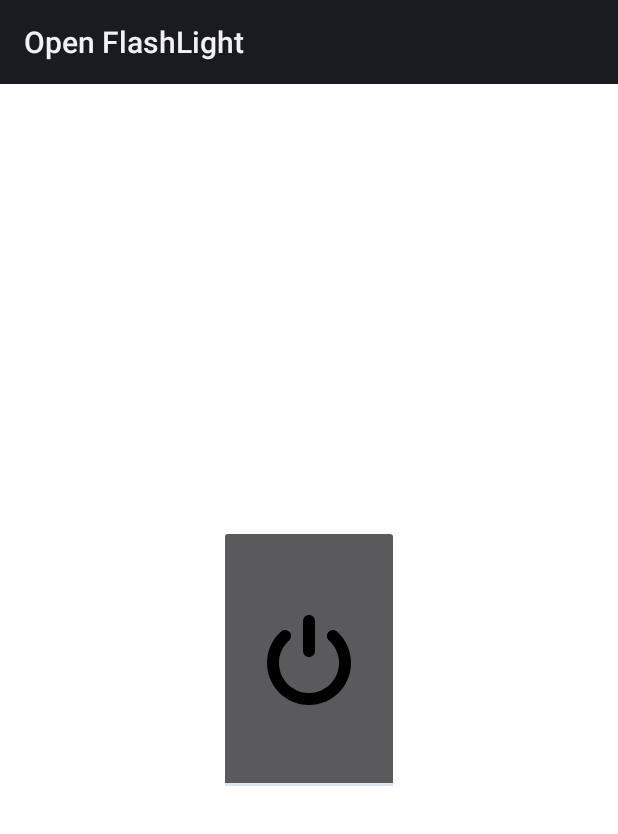
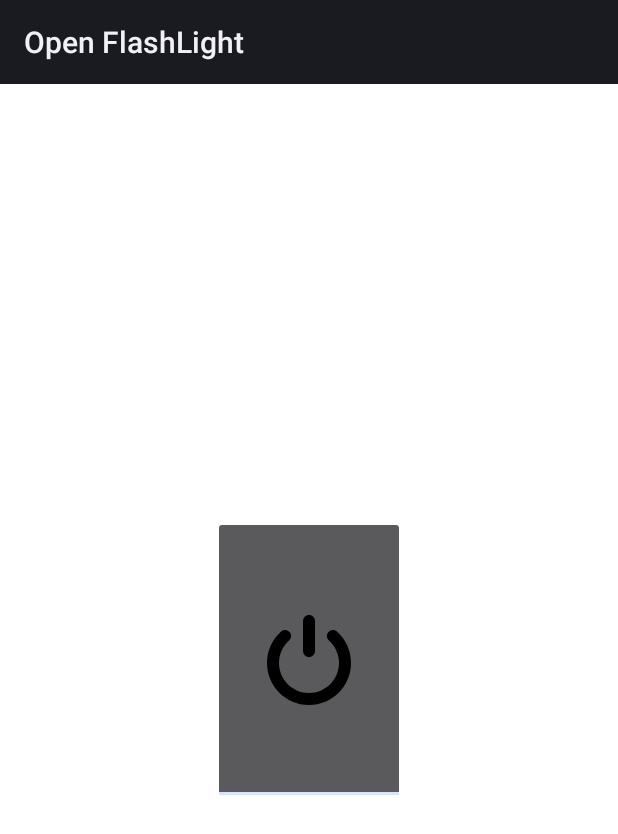
Before and after one commit to sanbeg/flashlight, an Android app: the screen it shows after launch (FlashLightActivity), after a tap on an icon or button, on a phone screen of 412 x 824 dp. Shown: the top 834 px of the screen. Run offline under Robolectric (Android 15) with nearby library versions, the phone set to English and light mode, and no system bars; 1 statement that could not run was skipped.

Commit message:
simplify layout

```diff
--- a/app/src/main/java/io/github/sanbeg/flashlight/FlashLightActivity.java
+++ b/app/src/main/java/io/github/sanbeg/flashlight/FlashLightActivity.java
@@ -14,7 +14,7 @@ import android.text.style.ImageSpan;
 import android.view.Menu;
 import android.view.MenuItem;
 import android.view.View;
-import android.widget.CompoundButton;
+import android.view.ViewParent;
 import android.widget.Toast;
 import android.widget.ToggleButton;
 
@@ -43,10 +43,16 @@ public class FlashLightActivity extends Activity {
     public void onCreate(Bundle savedInstanceState) {
         super.onCreate(savedInstanceState);
         setContentView(R.layout.main);
-        background = findViewById(R.id.backgroundLayout);
-        background.setOnLongClickListener(new LongClickListener());
-        dark = background.getBackground();
+
         theButton = (ToggleButton) findViewById(R.id.flashlightButton);
+
+        ViewParent vp = theButton.getParent();
+        if (vp instanceof View) {
+            background = (View) vp;
+            background.setOnLongClickListener(new LongClickListener());
+            dark = background.getBackground();
+        }
+
         sharedPreferences = PreferenceManager.getDefaultSharedPreferences(this);
 
         ImageSpan imageSpan = new ImageSpan(this, R.drawable.power_symbol);
@@ -81,13 +87,15 @@ public class FlashLightActivity extends Activity {
         if (theButton.isChecked()) {
             theButton.setEnabled(false);
             new FlashTask().execute();
-            if (sharedPreferences.getBoolean("white", true)) {
+            if (sharedPreferences.getBoolean("white", true) && background != null) {
                 background.setBackgroundColor(Color.WHITE);
             }
             theButton.setKeepScreenOn(true);
         } else {
             flash.off();
-            background.setBackgroundDrawable(dark);
+            if (background != null) {
+                background.setBackgroundDrawable(dark);
+            }
         }
     }
 
@@ -98,16 +106,18 @@ public class FlashLightActivity extends Activity {
     }
 
     public void onToggleClicked(View v) {
-        if (((CompoundButton) v).isChecked()) {
+        if (theButton.isChecked()) {
             new FlashTask().execute();
             v.setKeepScreenOn(true);
-            if (sharedPreferences.getBoolean("white", true)) {
+            if (sharedPreferences.getBoolean("white", true) && background != null) {
                 background.setBackgroundColor(Color.WHITE);
             }
         } else {
             flash.off();
             v.setKeepScreenOn(false);
-            background.setBackgroundDrawable(dark);
+            if (background != null) {
+                background.setBackgroundDrawable(dark);
+            }
         }
     }
 
--- a/app/src/main/res/layout/main.xml
+++ b/app/src/main/res/layout/main.xml
@@ -1,20 +1,13 @@
 <?xml version="1.0" encoding="utf-8"?>
-<FrameLayout xmlns:android="http://schemas.android.com/apk/res/android"
-    android:layout_width="fill_parent"
-    android:layout_height="fill_parent"
-    android:orientation="vertical"
-    android:id="@+id/backgroundLayout"
-    android:gravity="center">
-
+<merge xmlns:android="http://schemas.android.com/apk/res/android">
     <ToggleButton
         android:id="@+id/flashlightButton"
-        android:layout_width="120dp"
-        android:layout_height="180dp"
+        android:layout_width="128dp"
+        android:layout_height="192dp"
         android:onClick="onToggleClicked"
         android:layout_gravity="center"
         android:gravity="center"
         android:textOn=""
         android:textOff=""
         />
-
-</FrameLayout>
+</merge>
```
